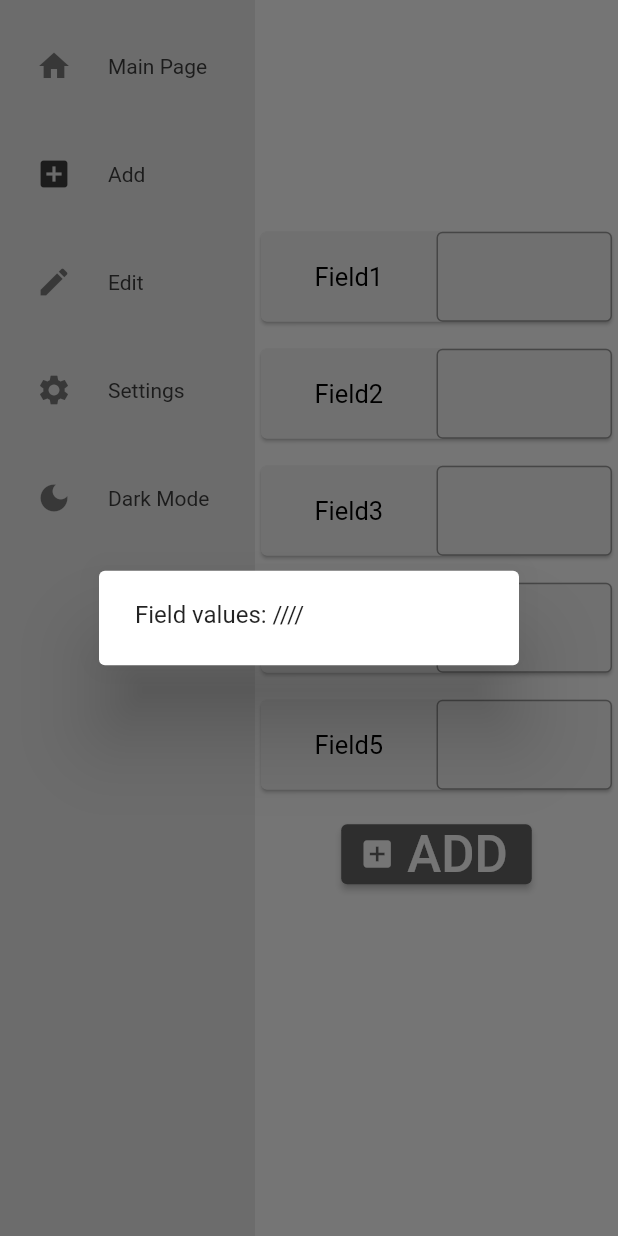
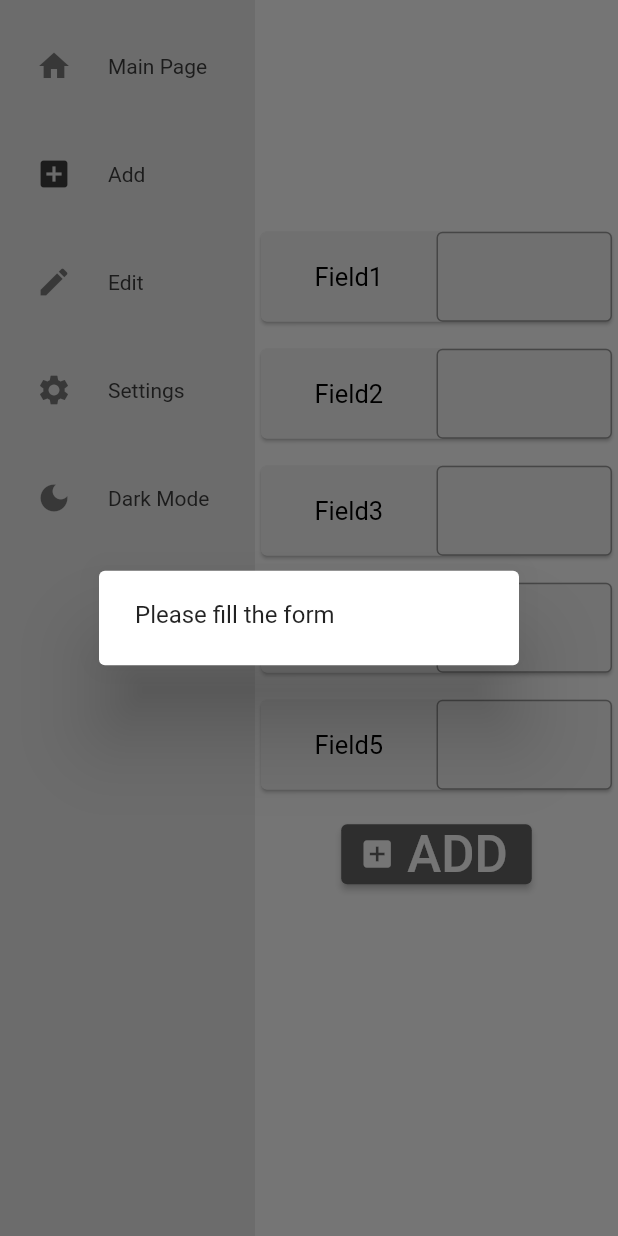
Before and after one commit to koloiyolo/flutter_dessktop_template, a Flutter app: the screen it shows after launch, after a tap on "Add", after a tap on "ADD", on a phone screen of 412 x 824 dp. Run offline on Flutter 3.47's test engine with Material 2 defaults, Android fonts, the light colour scheme and no system bars.

Commit message:
finished "add page" some "home page" experiments

```diff
--- a/lib/add.dart
+++ b/lib/add.dart
@@ -1,4 +1,5 @@
 import 'package:flutter/material.dart';
+import 'package:flutter_dessktop_template/backend.dart';
 // import 'package:flutter/src/widgets/framework.dart';
 // import 'package:flutter/src/widgets/placeholder.dart';
 
@@ -18,11 +19,6 @@ class _AddPageState extends State<AddPage> {
   final f4controller = TextEditingController();
   final f5controller = TextEditingController();
 
-  var field1="";
-  var field2="";
-  var field3="";
-  var field4="";
-  var field5="";
 
   @override
   void dispose() {
@@ -59,16 +55,32 @@ class _AddPageState extends State<AddPage> {
             //button
             ElevatedButton.icon(
               onPressed: () {
-                field1 = f1controller.text;
-                field2 = f2controller.text;
-                field3 = f3controller.text;
-                field4 = f4controller.text;
-                field5 = f5controller.text;
+                var nameField = f1controller.text;
+                var f1 = f2controller.text;
+                var f2 = f3controller.text;
+                var f3 = f4controller.text;
+                var f4 = f5controller.text;
+                if(nameField.isNotEmpty){
+                  myList.add(Something(nameField, f1, f2, f3, f4));
                 showDialog(context: context, builder: (context){
                   return AlertDialog(
-                    content: Text('Field values: $field1/$field2/$field3/$field4/$field5')
+                    content: Text('Object $nameField has been created'),
                   );
                 });
+                }else{
+                  showDialog(context: context, builder: (context){
+                    return const AlertDialog(
+                      alignment: Alignment.center,
+                      content: Text('Please fill the form')
+                    );
+                  }
+                  );
+                }
+                  f1controller.clear();
+                  f2controller.clear();
+                  f3controller.clear();
+                  f4controller.clear();
+                  f5controller.clear();
               },
               icon: Icon(Icons.add_box, color: theme.buttonTextColor),
               style: ElevatedButton.styleFrom(
--- a/lib/backend.dart
+++ b/lib/backend.dart
@@ -1,11 +1,11 @@
-class Object {
+class Something {
   String name;
   String field1;
   String field2;
   String field3;
   String field4;
 
-  Object(
+  Something(
     this.name,
     this.field1,
     this.field2,
@@ -25,7 +25,7 @@ class Object {
   }
 
   void setField3(String field) {
-    field4 = field;
+    field3 = field;
   }
 
   void setField4(String field) {
@@ -37,3 +37,5 @@ class Object {
   String getField3(){return field3;}
   String getField4(){return field4;}
 }
+
+List<Something> myList = [Something('Xd', 'bjsbfj', 'fsfbhjs', 'fsbvf', 'fsb')];
--- a/lib/home.dart
+++ b/lib/home.dart
@@ -1,4 +1,5 @@
 import 'package:flutter/material.dart';
+import 'package:flutter_dessktop_template/backend.dart';
 // import 'package:flutter/src/widgets/framework.dart';
 // import 'package:flutter/src/widgets/placeholder.dart';
 import 'theme.dart' as theme;
@@ -11,16 +12,29 @@ class HomePage extends StatefulWidget {
 }
 
 class _HomePageState extends State<HomePage> {
+
   @override
   Widget build(BuildContext context) {
     return Scaffold(
       backgroundColor: theme.backgroundColor,
-      body: Column(
-        mainAxisAlignment: MainAxisAlignment.center,
-        children: [
-          Center(child: buildText('homePage'))
-        ],
+      body: ListTile(
+        contentPadding: const EdgeInsetsDirectional.all(8.0),
+        title: tile(),
       ),
+    );
+  }
+}
+
+class tile extends StatelessWidget {
+  const tile({
+    super.key,
+  });
+
+  @override
+  Widget build(BuildContext context) {
+    return Card(
+      color: theme.cardColor,
+      child: Text(myList[0].getName()),
     );
   }
 }
--- a/lib/main.dart
+++ b/lib/main.dart
@@ -1,5 +1,6 @@
 import 'package:flutter/material.dart';
 import 'package:flutter_dessktop_template/add.dart';
+import 'package:flutter_dessktop_template/backend.dart';
 import 'package:flutter_dessktop_template/edit.dart';
 import 'package:flutter_dessktop_template/home.dart';
 import 'package:flutter_dessktop_template/settings.dart';
@@ -8,6 +9,7 @@
 
 
 void main() {
+
   runApp(
      const MyApp(),
   );
--- a/lib/settings.dart
+++ b/lib/settings.dart
@@ -1,4 +1,5 @@
 import 'package:flutter/material.dart';
+import 'package:flutter_dessktop_template/backend.dart';
 //import 'package:flutter/src/widgets/framework.dart';
 //import 'package:flutter/src/widgets/placeholder.dart';
 
@@ -27,12 +28,12 @@ class _SettingsPageState extends State<SettingsPage> {
               child: Row(
                 mainAxisAlignment: MainAxisAlignment.center,
                 children: [
-                  buildText("Option 1"),
+                  buildText("Add test obj"),
                   const SizedBox(width: 30),
                   ElevatedButton(
                     style: ElevatedButton.styleFrom(
                         backgroundColor: theme.buttonColor),
-                    onPressed: () {},
+                    onPressed: () { myList.add(Something('XD', 'DX', 'XD', 'DX', 'XD'));},
                     child: buildButtonText("Toggle"),
                   ),
                 ],
```
Also changed, not shown: lib/edit.dart (+41 -0 lines).
